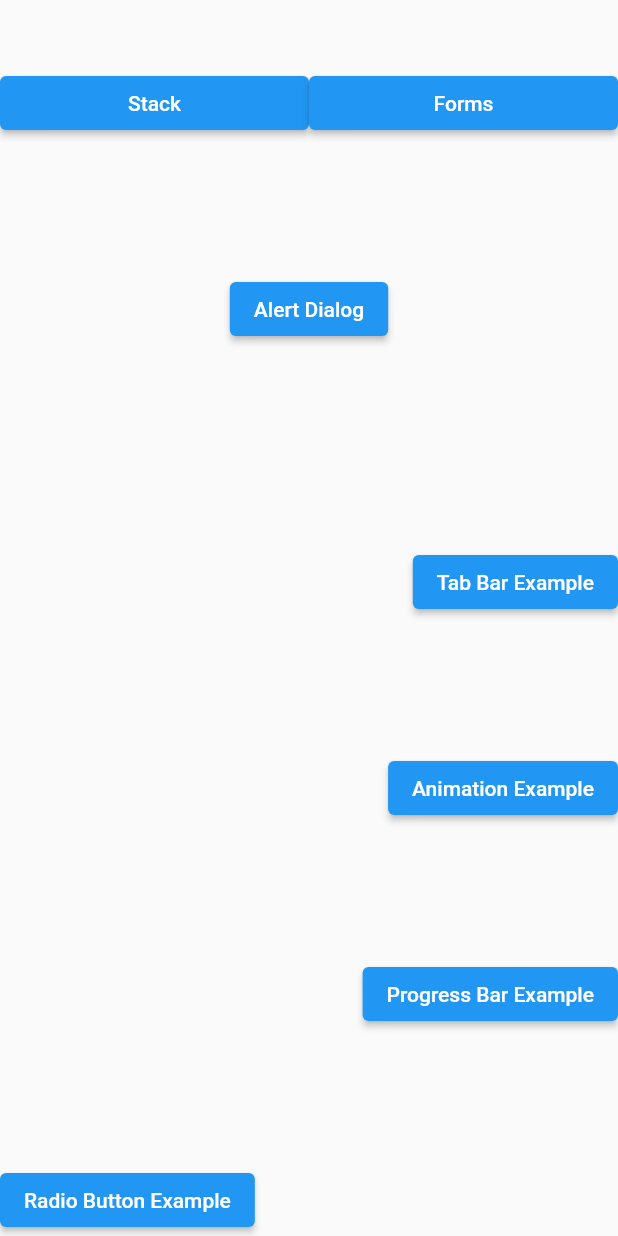
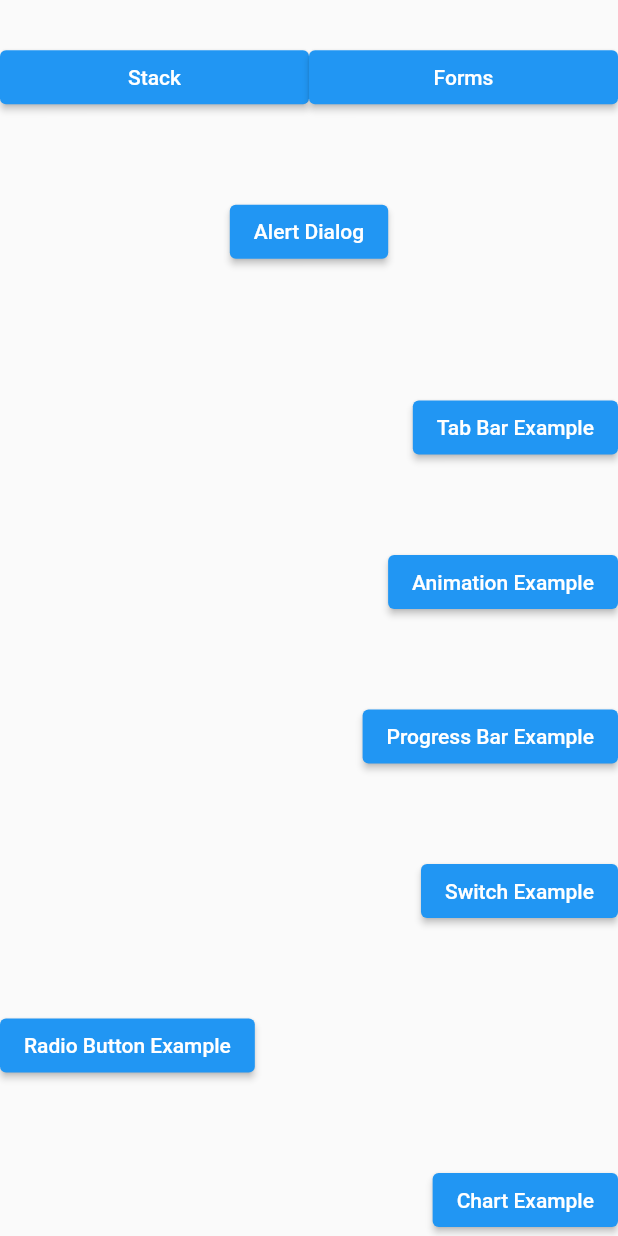
Before and after one commit to HimAndDevOfficial/Flutter-Mini-Topics, a Flutter app: the screen it shows after launch, on a phone screen of 412 x 824 dp. Run offline on Flutter 3.47's test engine with Material 2 defaults, Android fonts, the light colour scheme and no system bars.

Commit message:
switch, bar chart continued

```diff
--- a/lib/expandedlayout.dart
+++ b/lib/expandedlayout.dart
@@ -3,8 +3,10 @@ import 'package:flutterminitopics/animationexample.dart';
 import 'package:flutterminitopics/progressbarexample.dart';
 import 'package:flutterminitopics/radiobuttonexample.dart';
 import 'package:flutterminitopics/stackexample.dart';
+import 'package:flutterminitopics/switchexample.dart';
 import 'package:flutterminitopics/tabbarexample.dart';
 
+import 'barchartexample.dart';
 import 'expandedform.dart';
 
 class ExampleExpandedLayout extends StatelessWidget {
@@ -92,6 +94,19 @@ class ExampleExpandedLayout extends StatelessWidget {
 
       Expanded(
         child: Align(
+          alignment: Alignment.bottomRight,
+          child: ElevatedButton(
+              onPressed: (){
+                Navigator.push(context, MaterialPageRoute(builder: (context)=>
+                Switchexample()));
+              },
+              child:Text("Switch Example")
+          ),
+        ),
+      ),
+
+      Expanded(
+        child: Align(
           alignment: Alignment.bottomLeft,
           child: ElevatedButton(
               onPressed: (){
@@ -101,7 +116,20 @@ class ExampleExpandedLayout extends StatelessWidget {
               child:Text("Radio Button Example")
           ),
         ),
-      )
+      ),
+
+      Expanded(
+        child: Align(
+          alignment: Alignment.bottomRight,
+          child: ElevatedButton(
+              onPressed: (){
+              //   Navigator.push(context, MaterialPageRoute(builder: (context)=>
+              //       BarChartExample()));
+               },
+              child:Text("Chart Example")
+          ),
+        ),
+      ),
 
     ],
    )
--- a/pubspec.yaml
+++ b/pubspec.yaml
@@ -30,7 +30,7 @@ environment:
 dependencies:
   flutter:
     sdk: flutter
-
+  flutter_charts: ^0.5.1
   # The following adds the Cupertino Icons font to your application.
   # Use with the CupertinoIcons class for iOS style icons.
   cupertino_icons: ^1.0.2
```
Also changed, not shown: lib/barchartexample.dart (added, +35 -0 lines), lib/chartwidget.dart (added, +38 -0 lines), lib/switchexample.dart (added, +34 -0 lines), pubspec.lock, 3 other files.
